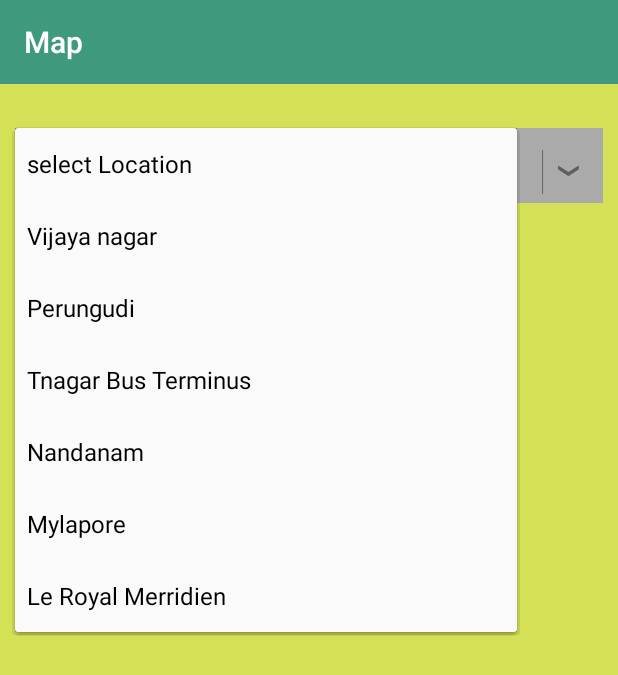
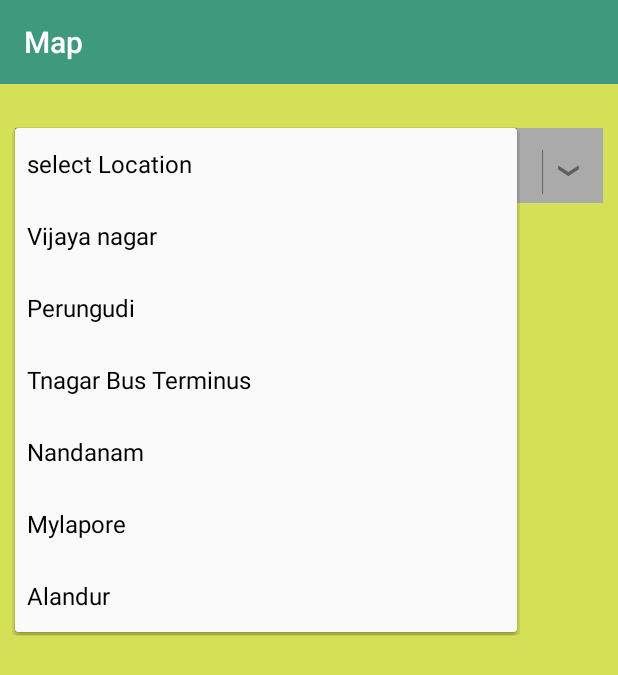
Before and after one commit to sathishid/CabServices, an Android app: the Map screen opened directly, with no data from a screen before it, after a tap on "select Location", on a phone screen of 412 x 824 dp. Shown: the top 675 px of the screen. Run offline under Robolectric (Android 15) with nearby library versions, the phone set to English and light mode, and no system bars; network calls fail.

Commit message:
Alandur map updated, map size issue fixed

```diff
--- a/app/src/main/java/com/ara/cabservices/Map.java
+++ b/app/src/main/java/com/ara/cabservices/Map.java
@@ -24,7 +24,7 @@ public class Map extends AppCompatActivity {
     Spinner spinner;
     Toolbar toolbar;
     ImageView route;
-    String[] locations = {"select Location", "Vijaya nagar", "Perungudi", "Tnagar Bus Terminus", "Nandanam", "Mylapore", "Le Royal Merridien"};
+    String[] locations = {"select Location", "Vijaya nagar", "Perungudi", "Tnagar Bus Terminus", "Nandanam", "Mylapore", "Alandur"};
 
     @Override
     protected void onCreate(Bundle savedInstanceState) {
@@ -71,7 +71,7 @@ public class Map extends AppCompatActivity {
                         route.setImageResource(R.drawable.mylapore);
                         break;
                     case 6:
-                        route.setImageResource(R.drawable.leroyal);
+                        route.setImageResource(R.drawable.alandur);
                         break;
                     default:
                         break;
--- a/app/src/main/res/layout/activity_map.xml
+++ b/app/src/main/res/layout/activity_map.xml
@@ -58,6 +58,8 @@
         <ImageView
             android:id="@+id/imageRoute"
             android:layout_marginTop="20dp"
+            android:layout_marginLeft="40dp"
+            android:layout_marginRight="40dp"
             android:layout_width="match_parent"
             android:layout_height="430dp"
             android:layout_below="@+id/l32"/>
```
Also changed, not shown: app/src/main/res/drawable/alandur.jpg (added).
